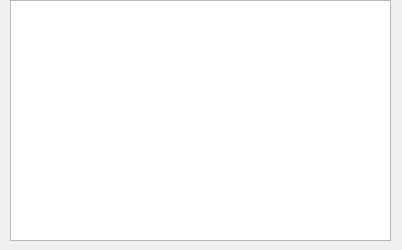
Old version of the form sortdialog.ui in the repository Zeyad-Amr/Super-Painter.
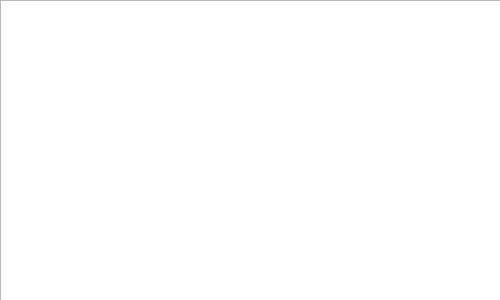
New version of the form.

```diff
--- a/sortdialog.ui
+++ b/sortdialog.ui
@@ -6,8 +6,8 @@
    <rect>
     <x>0</x>
     <y>0</y>
-    <width>402</width>
-    <height>250</height>
+    <width>500</width>
+    <height>300</height>
    </rect>
   </property>
   <property name="windowTitle">
@@ -16,10 +16,10 @@
   <widget class="QTableWidget" name="SortTable">
    <property name="geometry">
     <rect>
-     <x>10</x>
+     <x>0</x>
      <y>0</y>
-     <width>381</width>
-     <height>241</height>
+     <width>501</width>
+     <height>301</height>
     </rect>
    </property>
   </widget>
```
